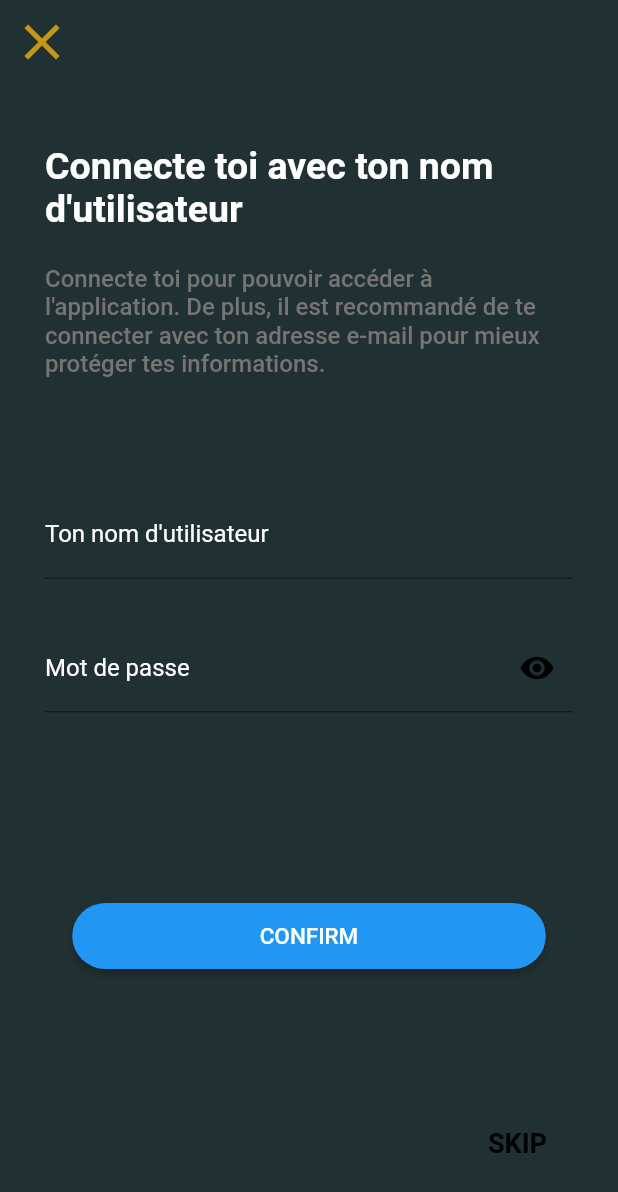
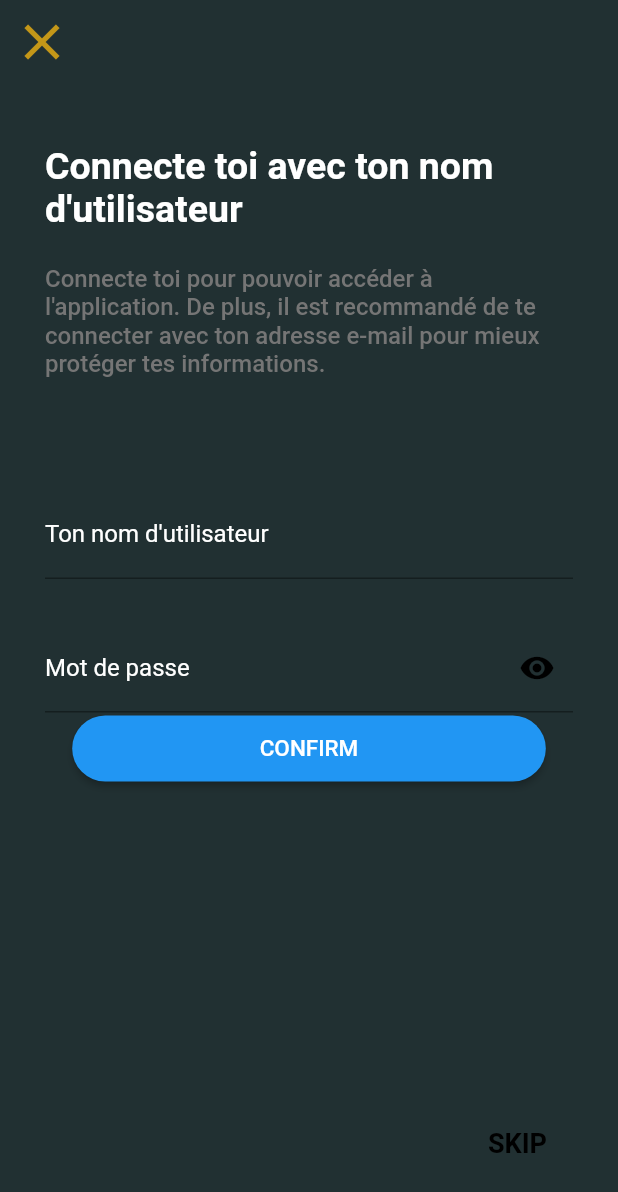
Before and after one commit to FlorianCohenJoly/FlutterCoding, a Flutter app: the screen it shows after launch, after a tap on "Connecte toi", on a phone screen of 412 x 824 dp. Shown: the top 1192 px of the screen. Run offline on Flutter 3.47's test engine with Material 2 defaults, Android fonts, the phone set to English and light mode, and no system bars; our stand-ins replace lottie; missing offline and left inert: mongo_dart; network calls fail.

Commit message:
design display

```diff
--- a/app_flutter_coding/lib/connexion/inscription_page.dart
+++ b/app_flutter_coding/lib/connexion/inscription_page.dart
@@ -271,7 +271,6 @@ class _LoginFormState extends State<LoginForm> {
               controller: nameController,
 
               decoration: InputDecoration(
-                labelText: 'nom',
                 labelStyle: TextStyle(
                   color: Colors.white,
                 ),
--- a/app_flutter_coding/lib/connexion/login_page.dart
+++ b/app_flutter_coding/lib/connexion/login_page.dart
@@ -1,8 +1,8 @@
 import 'package:app_flutter_coding/animation/delayed_animation.dart';
+import 'package:app_flutter_coding/bdd/display.dart';
+import 'package:app_flutter_coding/bdd/mongodb.dart';
 import 'package:app_flutter_coding/body_page.dart';
 import 'package:flutter/material.dart';
-
-
 
 class LoginPage extends StatelessWidget {
 
@@ -64,34 +64,7 @@ class LoginPage extends StatelessWidget {
             SizedBox(height: 35),
             LoginForm(),
             SizedBox(height: 125),
-      DelayedAnimation(
-        delay: 0,
-        child: ElevatedButton(
-          style: ElevatedButton.styleFrom(
-            shape: StadiumBorder(),
-            padding: EdgeInsets.symmetric(
-              horizontal: 125,
-              vertical: 13,
-            ),
-          ),
-          child: Text(
-            'CONFIRM',
-            style: TextStyle(
-              color: Colors.white,
-              fontSize: 15,
-              fontWeight: FontWeight.w500,
-            ),
-          ),
-          onPressed: () {
-            Navigator.push(
-              context,
-              MaterialPageRoute(
-                builder: (context) => Body(),
-              ),
-            );
-          },
-        ),
-      ),
+
             SizedBox(height: 90),
             Align(
               alignment: Alignment.centerRight,
@@ -99,7 +72,12 @@ class LoginPage extends StatelessWidget {
                 padding: EdgeInsets.only(right: 35),
                 child: TextButton(
                   onPressed: () {
-              Navigator.pop(context);
+                    Navigator.push(
+                    context,
+                    MaterialPageRoute(
+                      builder: (context) => MongoDbDisplay(),
+                    ),
+                  );
                   },
                   child: DelayedAnimation(
                     delay: 0,
@@ -130,7 +108,10 @@ class LoginForm extends StatefulWidget {
 }
 
 class _LoginFormState extends State<LoginForm> {
+  var nameController = new TextEditingController();
+  var mdpController = new TextEditingController();
   var _obscureText = true;
+
   @override
   Widget build(BuildContext context) {
     return Container(
@@ -142,8 +123,9 @@ class _LoginFormState extends State<LoginForm> {
           DelayedAnimation(
             delay: 0,
             child: TextField(
+              controller: nameController,
               decoration: InputDecoration(
-                labelText: "Ton nom d'utilisateur",
+                labelText: "Ton nom d'utilisateur ",
                 labelStyle: TextStyle(
                   color: Colors.white,
                 ),
@@ -154,6 +136,7 @@ class _LoginFormState extends State<LoginForm> {
           DelayedAnimation(
             delay: 0,
             child: TextField(
+              controller: mdpController,
               obscureText: _obscureText,
               decoration: InputDecoration(
                 labelStyle: TextStyle(
@@ -174,6 +157,41 @@ class _LoginFormState extends State<LoginForm> {
               ),
             ),
           ),
+          DelayedAnimation(
+              delay: 0,
+              child: ElevatedButton(
+                style: ElevatedButton.styleFrom(
+                  shape: StadiumBorder(),
+                  padding: EdgeInsets.symmetric(
+                    horizontal: 125,
+                    vertical: 13,
+                  ),
+                ),
+                child: Text(
+                  'CONFIRM',
+                  style: TextStyle(
+                    color: Colors.white,
+                    fontSize: 15,
+                    fontWeight: FontWeight.w500,
+                  ),
+                ),
+                onPressed: () {
+                  var data = MongoDatabase.getData();
+                  // if(nameController == data.name && mdpController == data.mdp){
+                  //   Navigator.push(
+                  //   context,
+                  //   MaterialPageRoute(
+                  //     builder: (context) => Body(),
+                  //   ),
+                  // );
+
+
+                  // }else {
+                  //   Text("interdit");
+                  // }
+                },
+              ),
+            ),
         ],
       ),
     );
```
Also changed, not shown: app_flutter_coding/lib/bdd/display.dart (+78 -13 lines). Lines whose indentation alone changed are shown as unchanged.
